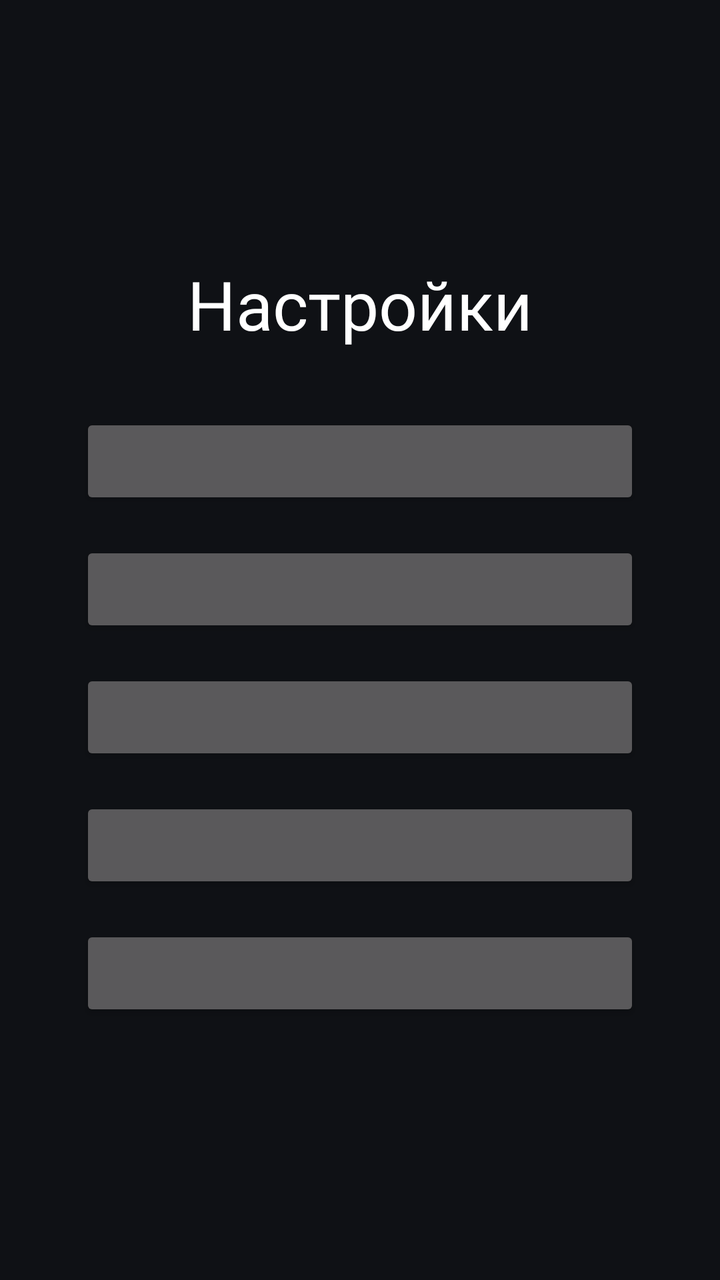
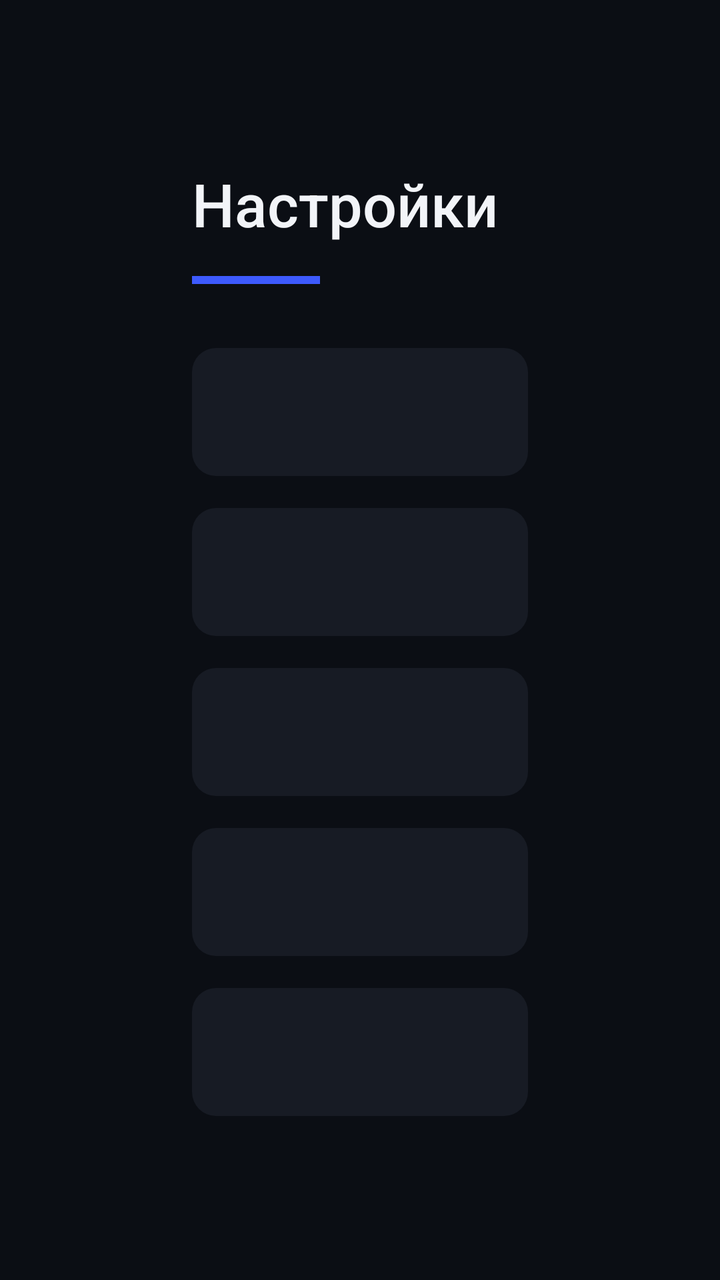

Screens rendered from an Android XML layout before and after an edit, with the pre-edit source and the edit as a unified diff.
<!-- AndroidManifest.xml: application theme Theme.TvSlideshow -->
<!-- res/layout/activity_settings.xml -->
<?xml version="1.0" encoding="utf-8"?>
<LinearLayout xmlns:android="http://schemas.android.com/apk/res/android"
    android:layout_width="match_parent"
    android:layout_height="match_parent"
    android:gravity="center"
    android:orientation="vertical"
    android:background="@color/background"
    android:padding="40dp">

    <TextView
        android:layout_width="wrap_content"
        android:layout_height="wrap_content"
        android:layout_marginBottom="32dp"
        android:text="@string/settings_title"
        android:textColor="@color/text_primary"
        android:textSize="34sp" />

    <Button
        android:id="@+id/setting_mode"
        android:layout_width="wrap_content"
        android:layout_height="wrap_content"
        android:layout_marginBottom="16dp"
        android:minWidth="420dp" />

    <Button
        android:id="@+id/setting_order"
        android:layout_width="wrap_content"
        android:layout_height="wrap_content"
        android:layout_marginBottom="16dp"
        android:minWidth="420dp" />

    <Button
        android:id="@+id/setting_shuffle"
        android:layout_width="wrap_content"
        android:layout_height="wrap_content"
        android:layout_marginBottom="16dp"
        android:minWidth="420dp" />

    <Button
        android:id="@+id/setting_duration"
        android:layout_width="wrap_content"
        android:layout_height="wrap_content"
        android:layout_marginBottom="16dp"
        android:minWidth="420dp" />

    <Button
        android:id="@+id/setting_recursive"
        android:layout_width="wrap_content"
        android:layout_height="wrap_content"
        android:minWidth="420dp" />

</LinearLayout>
<!-- resources referenced by this layout -->
<resources>
  <color name="background">#FF0F1115</color>
  <color name="text_primary">#FFFFFFFF</color>
  <string name="settings_title">Настройки</string>
  <style name="Theme.TvSlideshow" parent="Theme.AppCompat.NoActionBar">
          <item name="android:colorPrimary">@color/primary</item>
          <item name="android:windowBackground">@color/background</item>
          <item name="android:windowFullscreen">true</item>
      </style>
  <color name="primary">#FF3D5AFE</color>
</resources>

<!-- the commit's change to res/layout/activity_settings.xml (unified diff, before → after) -->
@@ -1,52 +1,65 @@
 <?xml version="1.0" encoding="utf-8"?>
-<LinearLayout xmlns:android="http://schemas.android.com/apk/res/android"
+<ScrollView xmlns:android="http://schemas.android.com/apk/res/android"
     android:layout_width="match_parent"
     android:layout_height="match_parent"
-    android:gravity="center"
-    android:orientation="vertical"
     android:background="@color/background"
-    android:padding="40dp">
+    android:fillViewport="true"
+    android:paddingStart="@dimen/screen_padding_horizontal"
+    android:paddingEnd="@dimen/screen_padding_horizontal"
+    android:scrollbars="none">
 
-    <TextView
-        android:layout_width="wrap_content"
+    <LinearLayout
+        android:layout_width="match_parent"
         android:layout_height="wrap_content"
-        android:layout_marginBottom="32dp"
-        android:text="@string/settings_title"
-        android:textColor="@color/text_primary"
-        android:textSize="34sp" />
+        android:gravity="center_vertical"
+        android:orientation="vertical"
+        android:paddingTop="@dimen/screen_padding_vertical"
+        android:paddingBottom="@dimen/screen_padding_vertical">
 
-    <Button
-        android:id="@+id/setting_mode"
-        android:layout_width="wrap_content"
-        android:layout_height="wrap_content"
-        android:layout_marginBottom="16dp"
-        android:minWidth="420dp" />
+        <TextView
+            android:layout_width="wrap_content"
+            android:layout_height="wrap_content"
+            android:fontFamily="sans-serif-medium"
+            android:text="@string/settings_title"
+            android:textColor="@color/text_primary"
+            android:textSize="@dimen/text_screen_title" />
 
-    <Button
-        android:id="@+id/setting_order"
-        android:layout_width="wrap_content"
-        android:layout_height="wrap_content"
-        android:layout_marginBottom="16dp"
-        android:minWidth="420dp" />
+        <View
+            android:layout_width="64dp"
+            android:layout_height="4dp"
+            android:layout_marginTop="16dp"
+            android:layout_marginBottom="32dp"
+            android:background="@color/primary" />
 
-    <Button
-        android:id="@+id/setting_shuffle"
-        android:layout_width="wrap_content"
-        android:layout_height="wrap_content"
-        android:layout_marginBottom="16dp"
-        android:minWidth="420dp" />
+        <Button
+            android:id="@+id/setting_mode"
+            android:layout_width="wrap_content"
+            android:layout_height="wrap_content"
+            android:layout_marginBottom="@dimen/menu_item_spacing"
+            android:focusedByDefault="true" />
 
-    <Button
-        android:id="@+id/setting_duration"
-        android:layout_width="wrap_content"
-        android:layout_height="wrap_content"
-        android:layout_marginBottom="16dp"
-        android:minWidth="420dp" />
+        <Button
+            android:id="@+id/setting_order"
+            android:layout_width="wrap_content"
+            android:layout_height="wrap_content"
+            android:layout_marginBottom="@dimen/menu_item_spacing" />
 
-    <Button
-        android:id="@+id/setting_recursive"
-        android:layout_width="wrap_content"
-        android:layout_height="wrap_content"
-        android:minWidth="420dp" />
+        <Button
+            android:id="@+id/setting_shuffle"
+            android:layout_width="wrap_content"
+            android:layout_height="wrap_content"
+            android:layout_marginBottom="@dimen/menu_item_spacing" />
 
-</LinearLayout>
+        <Button
+            android:id="@+id/setting_duration"
+            android:layout_width="wrap_content"
+            android:layout_height="wrap_content"
+            android:layout_marginBottom="@dimen/menu_item_spacing" />
+
+        <Button
+            android:id="@+id/setting_recursive"
+            android:layout_width="wrap_content"
+            android:layout_height="wrap_content" />
+
+    </LinearLayout>
+</ScrollView>
<!-- resource entries referenced after the edit -->
@@ -1,13 +1,76 @@
 <!-- resources referenced by this layout -->
 <resources>
-  <color name="background">#FF0F1115</color>
-  <color name="text_primary">#FFFFFFFF</color>
+  <color name="background">#FF0B0E14</color>
+  <color name="text_primary">#FFF2F4F8</color>
+  <dimen name="menu_item_spacing">16dp</dimen>
+  <dimen name="screen_padding_horizontal">96dp</dimen>
+  <dimen name="screen_padding_vertical">48dp</dimen>
+  <dimen name="text_screen_title">30sp</dimen>
   <string name="settings_title">Настройки</string>
   <style name="Theme.TvSlideshow" parent="Theme.AppCompat.NoActionBar">
           <item name="android:colorPrimary">@color/primary</item>
+          <item name="android:colorAccent">@color/primary</item>
           <item name="android:windowBackground">@color/background</item>
           <item name="android:windowFullscreen">true</item>
+          <item name="android:textColorPrimary">@color/text_primary</item>
+          <item name="android:textColorSecondary">@color/text_secondary</item>
+  
+          
+          <item name="buttonStyle">@style/Widget.TvSlideshow.Button</item>
       </style>
+  <color name="text_secondary">#B3AEB6C4</color>
+  <style name="Widget.TvSlideshow.Button" parent="Widget.AppCompat.Button">
+          <item name="android:background">@drawable/bg_tv_button</item>
+          
+          <item name="android:backgroundTint">@null</item>
+          <item name="android:textColor">@color/text_primary</item>
+          <item name="android:textSize">@dimen/text_menu</item>
+          <item name="android:textAllCaps">false</item>
+          <item name="android:fontFamily">sans-serif-medium</item>
+          <item name="android:minHeight">@dimen/menu_item_height</item>
+          <item name="android:minWidth">@dimen/menu_item_min_width</item>
+          <item name="android:paddingStart">@dimen/menu_item_padding</item>
+          <item name="android:paddingEnd">@dimen/menu_item_padding</item>
+          <item name="android:gravity">center_vertical</item>
+          <item name="android:stateListAnimator">@null</item>
+          <item name="android:focusable">true</item>
+      </style>
+  <!-- drawable bg_tv_button (drawable) -->
+  <?xml version="1.0" encoding="utf-8"?>
+  <selector xmlns:android="http://schemas.android.com/apk/res/android">
+      
+      <item android:state_focused="true">
+          <shape android:shape="rectangle">
+              <solid android:color="@color/surface_focused" />
+              <stroke
+                  android:width="@dimen/focus_stroke_width"
+                  android:color="@color/focus_stroke" />
+              <corners android:radius="@dimen/corner_medium" />
+          </shape>
+      </item>
+      <item android:state_pressed="true">
+          <shape android:shape="rectangle">
+              <solid android:color="@color/surface_pressed" />
+              <corners android:radius="@dimen/corner_medium" />
+          </shape>
+      </item>
+      <item>
+          <shape android:shape="rectangle">
+              <solid android:color="@color/surface" />
+              <corners android:radius="@dimen/corner_medium" />
+          </shape>
+      </item>
+  </selector>
+  <dimen name="text_menu">22sp</dimen>
+  <dimen name="menu_item_height">64dp</dimen>
+  <dimen name="menu_item_min_width">480dp</dimen>
+  <dimen name="menu_item_padding">28dp</dimen>
+  <color name="surface_focused">#FF25304A</color>
+  <dimen name="focus_stroke_width">2dp</dimen>
+  <color name="focus_stroke">#FF9AB0FF</color>
+  <dimen name="corner_medium">12dp</dimen>
+  <color name="surface_pressed">#FF1F2739</color>
+  <color name="surface">#FF171B24</color>
   <color name="primary">#FF3D5AFE</color>
 </resources>
 
